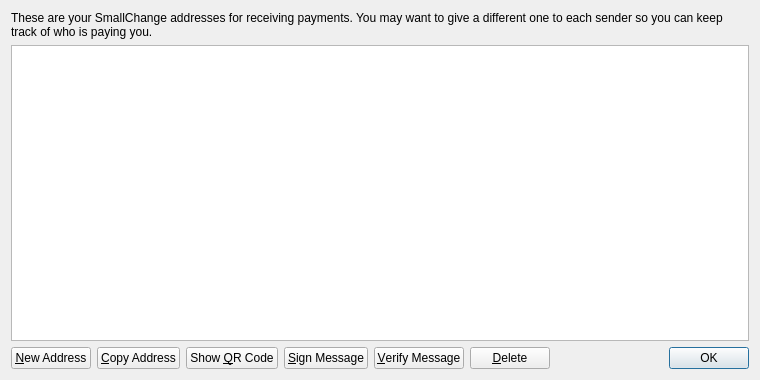
lilycoin/mazcoin, file src/qt/forms/addressbookpage.ui: the form before one commit.
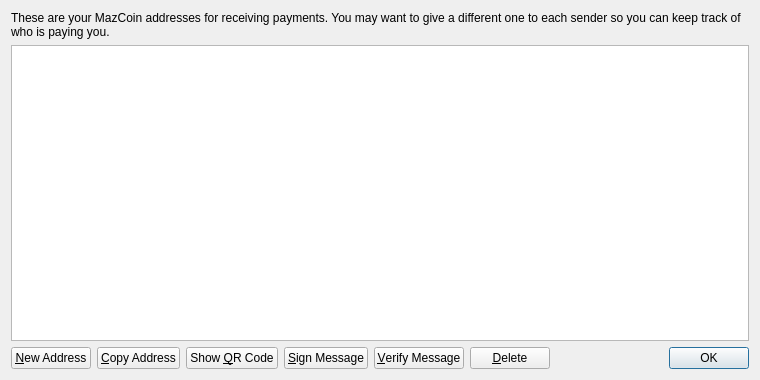
The form after the commit. Icons and pictures are not drawn.

Patch:
```diff
--- a/src/qt/forms/addressbookpage.ui
+++ b/src/qt/forms/addressbookpage.ui
@@ -17,7 +17,7 @@
    <item>
     <widget class="QLabel" name="labelExplanation">
      <property name="text">
-      <string>These are your SmallChange addresses for receiving payments. You may want to give a different one to each sender so you can keep track of who is paying you.</string>
+      <string>These are your MazCoin addresses for receiving payments. You may want to give a different one to each sender so you can keep track of who is paying you.</string>
      </property>
      <property name="textFormat">
       <enum>Qt::PlainText</enum>
```
